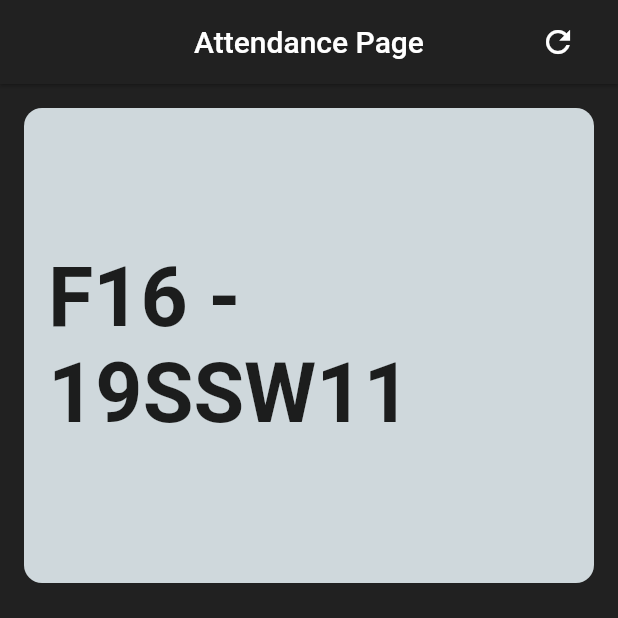
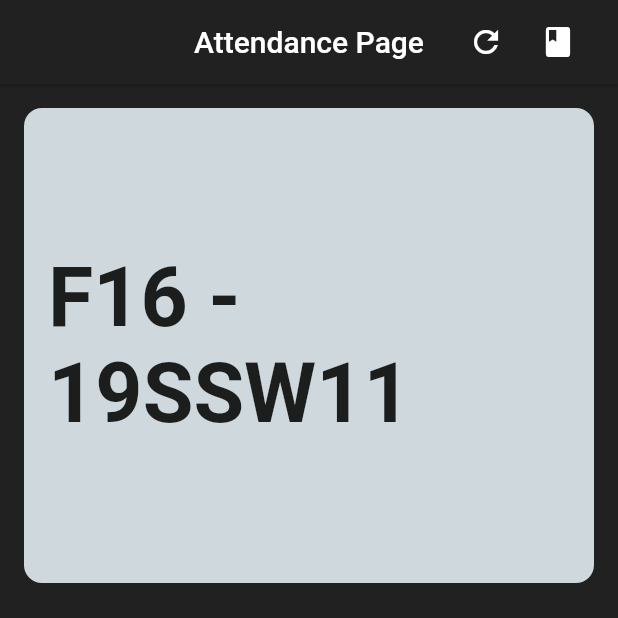
Before and after one commit to rashidwassan/muet-attendance-taking-app, a Flutter app: the screen it shows after launch, on a phone screen of 412 x 824 dp, the top half of it. Run offline on Flutter 3.47's test engine with Material 2 defaults, Android fonts, the phone set to English and light mode, and no system bars; our stand-ins replace google_fonts, screenshot, share; missing offline and left inert: clipboard.

Commit message:
add students record screen

```diff
--- a/lib/attendance_app.dart
+++ b/lib/attendance_app.dart
@@ -2,6 +2,7 @@ import 'package:attendance_app/providers/students_list_provider.dart';
 import 'package:attendance_app/screens/attendance_page.dart';
 import 'package:attendance_app/screens/report_page.dart';
 import 'package:attendance_app/screens/splash_screen.dart';
+import 'package:attendance_app/screens/students_record_page.dart';
 import 'package:flutter/material.dart';
 import 'package:google_fonts/google_fonts.dart';
 import 'package:provider/provider.dart';
@@ -26,6 +27,7 @@ class MUETAttendanceApp extends StatelessWidget {
           SplashScreen.routeName: (context) => const SplashScreen(),
           AttendancePage.routeName: (context) => const AttendancePage(),
           ReportPage.routeName: (context) => const ReportPage(),
+          StudentsRecordPage.routeName: (context) => const StudentsRecordPage(),
         },
       ),
     );
--- a/lib/screens/attendance_page.dart
+++ b/lib/screens/attendance_page.dart
@@ -6,6 +6,7 @@ import 'package:attendance_app/components/main_button.dart';
 import 'package:attendance_app/components/present_absent_buttons.dart';
 import 'package:attendance_app/providers/students_list_provider.dart';
 import 'package:attendance_app/screens/report_page.dart';
+import 'package:attendance_app/screens/students_record_page.dart';
 import 'package:flutter/material.dart';
 import 'package:google_fonts/google_fonts.dart';
 import 'package:provider/provider.dart';
@@ -53,11 +54,19 @@ class _AttendancePageState extends State<AttendancePage> {
             onPressed: () {
               showRetakeConfirmationDialog(context);
             },
+            tooltip: 'Retake Attendance',
             icon: const Icon(Icons.refresh),
+          ),
+          IconButton(
+            onPressed: () {
+              Navigator.pushNamed(context, StudentsRecordPage.routeName);
+            },
+            tooltip: 'Student Record',
+            icon: const Icon(Icons.book),
           ),
           const SizedBox(
             width: 16,
-          )
+          ),
         ],
       ),
       body: Padding(
--- a/pubspec.yaml
+++ b/pubspec.yaml
@@ -21,6 +21,7 @@ dependencies:
   screenshot: ^1.2.3
   share: ^2.0.4
   path_provider: ^2.0.11
+  hive: ^2.2.3
 
 dev_dependencies:
   flutter_test:
@@ -28,6 +29,7 @@ dev_dependencies:
 
   flutter_lints: ^2.0.0
   lint: ^1.0.0
+  hive_generator: ^1.1.3
 
 flutter:
   uses-material-design: true
```
Also changed, not shown: lib/screens/data_input_screen.dart (deleted, +0 -15 lines), lib/screens/students_record_page.dart (added, +22 -0 lines), pubspec.lock.
